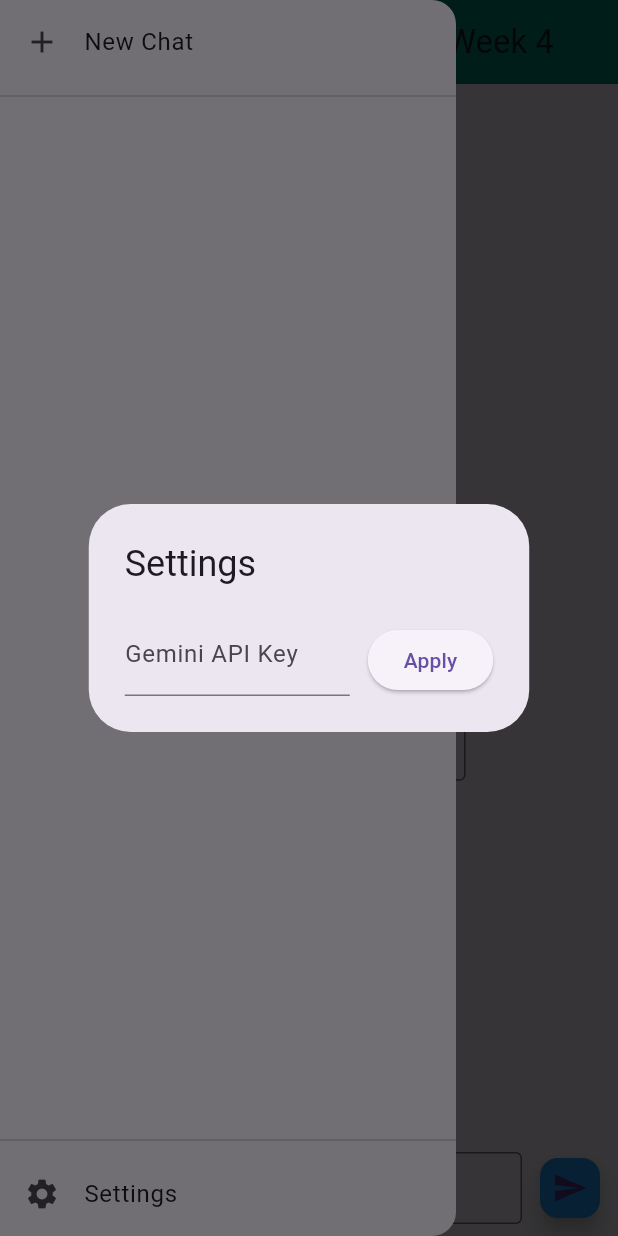
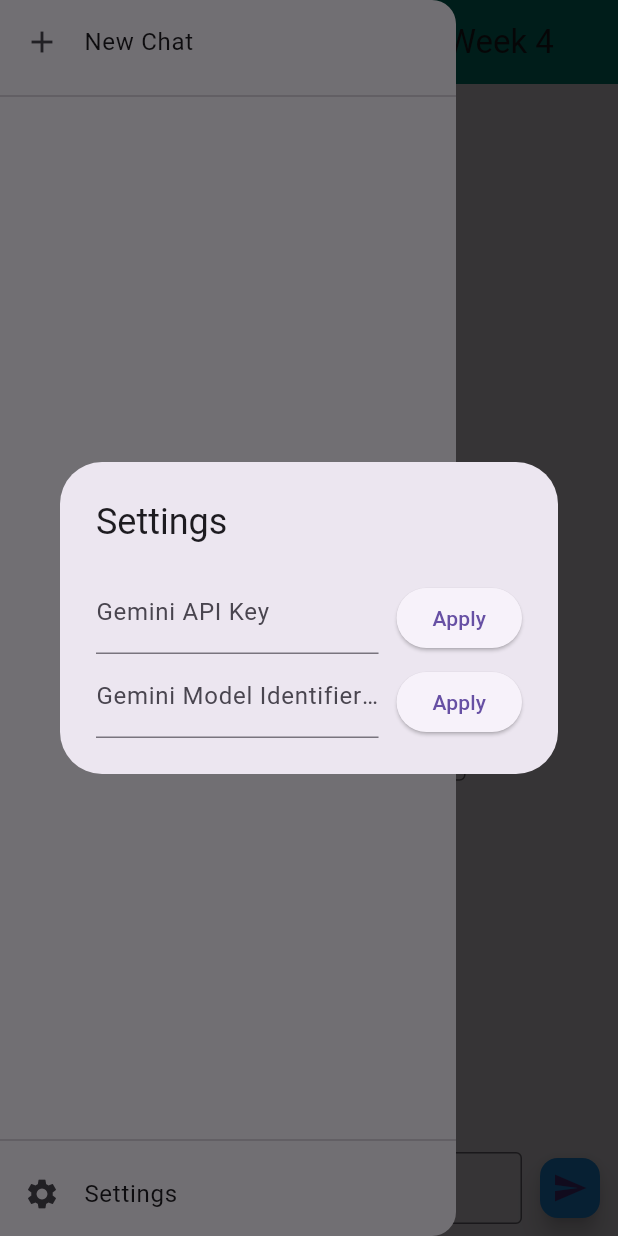
Before and after one commit to jerickrupertisip/AMC_chat_app_multi_turn, a Flutter app: the screen it shows after launch, in the side drawer, after a tap on "Settings", on a phone screen of 412 x 824 dp. Run offline on Flutter 3.47's test engine with Material 3 defaults, Android fonts, the light colour scheme and no system bars; our stand-ins replace flutter_dotenv, flutter_gemini, shared_preferences.

Commit message:
feat: add setting for changing Gemini Model

```diff
--- a/lib/screens/chat_screen.dart
+++ b/lib/screens/chat_screen.dart
@@ -4,6 +4,7 @@
 import "package:chat_ui_lab/widgets/chat_session_entry.dart";
 import "package:chat_ui_lab/widgets/empty_chat.dart";
 import "package:chat_ui_lab/widgets/settings_dialog.dart";
+import "package:flutter/foundation.dart";
 import "package:flutter/material.dart";
 import "package:chat_ui_lab/models/chat_message.dart";
 import "package:chat_ui_lab/widgets/message_bubble.dart";
@@ -35,6 +36,9 @@
   final ScrollController scrollController = ScrollController();
   final TextEditingController _apiKeyController = TextEditingController();
   final TextEditingController _chatInputController = TextEditingController();
+  final TextEditingController _geminiModelInputController =
+      TextEditingController();
+
   bool _isLoading = false;
 
   @override
@@ -123,12 +127,16 @@
         });
 
         if (session.title.isEmpty) {
+          if (kDebugMode) {
+            print("Gemini Model (Prompt): ${GeminiService.model}");
+          }
           var titleResponse = await Gemini.instance.prompt(
             parts: [
               TextPart(GeminiService.chatTitleInstruction),
               TextPart(session.personaInstruction),
               TextPart(userPrompt),
             ],
+            model: GeminiService.model,
           );
           setState(() {
             Content? content = titleResponse?.content;
@@ -151,7 +159,13 @@
           });
         }
 
-        var response = await Gemini.instance.chat(session.messages);
+        if (kDebugMode) {
+          print("Gemini Model (Chat): ${GeminiService.model}");
+        }
+        var response = await Gemini.instance.chat(
+          session.messages,
+          modelName: GeminiService.model,
+        );
 
         setState(() {
           Content? content = response?.content;
@@ -363,7 +377,10 @@
 
               // 3. BOTTOM SECTION (Fixed at the bottom)
               const Divider(),
-              SettingsDialog(apiKeyController: _apiKeyController),
+              SettingsDialog(
+                apiKeyController: _apiKeyController,
+                geminiModelController: _geminiModelInputController,
+              ),
             ],
           ),
         ),
--- a/lib/services/gemini_service.dart
+++ b/lib/services/gemini_service.dart
@@ -6,13 +6,7 @@
 import "package:chat_ui_lab/models/chat_message.dart";
 
 class GeminiService {
-  static final String apiKey =
-      dotenv.env["API_KEY"] ??
-      "<API_KEY>"; // ← Replace with your actual API key!
-  static const String model = "gemini-2.5-flash-lite";
-  static const String apiUrl =
-      "https://generativelanguage.googleapis.com/v1beta/models/$model:generateContent";
-
+  static String model = "gemini-2.5-flash-lite";
   static const String chatTitleInstruction = """Only generate a 2-4 word title in English based on the user's first message. Use a professional, technical tone. Do not use emojis or generic phrases like 'New Chat'.""";
   static const int defaultPersonaID = 0;
   static const String defaultPersona =
--- a/lib/widgets/settings_dialog.dart
+++ b/lib/widgets/settings_dialog.dart
@@ -1,11 +1,44 @@
+import 'package:chat_ui_lab/services/gemini_service.dart';
 import 'package:flutter/foundation.dart';
 import 'package:flutter/material.dart';
 import 'package:flutter_gemini/flutter_gemini.dart';
 
 class SettingsDialog extends StatelessWidget {
   final TextEditingController apiKeyController;
+  final TextEditingController geminiModelController;
 
-  const SettingsDialog({super.key, required this.apiKeyController});
+  const SettingsDialog({
+    super.key,
+    required this.apiKeyController,
+    required this.geminiModelController,
+  });
+
+  Row newInputSetting({
+    required String? labelText,
+    required String hintText,
+    required TextEditingController controller,
+    required Function() onPressed,
+  }) {
+    return Row(
+      crossAxisAlignment: CrossAxisAlignment.end,
+      children: [
+        Expanded(
+          child: ConstrainedBox(
+            constraints: const BoxConstraints(minWidth: 380),
+            child: TextField(
+              controller: controller,
+              decoration: InputDecoration(
+                labelText: labelText,
+                hintText: hintText,
+              ),
+            ),
+          ),
+        ),
+        const SizedBox(width: 12),
+        ElevatedButton(onPressed: onPressed, child: const Text("Apply")),
+      ],
+    );
+  }
 
   @override
   Widget build(BuildContext context) {
@@ -21,33 +54,31 @@
               content: Column(
                 mainAxisSize: MainAxisSize.min,
                 children: [
-                  Row(
-                    crossAxisAlignment: CrossAxisAlignment.end,
-                    children: [
-                      Expanded(
-                        child: ConstrainedBox(
-                          constraints: const BoxConstraints(minWidth: 150),
-                          child: TextField(
-                            controller: apiKeyController,
-                            decoration: const InputDecoration(
+                  newInputSetting(
                     labelText: "Gemini API Key",
                     hintText: "Enter your key",
-                            ),
-                          ),
-                        ),
-                      ),
-                      const SizedBox(width: 12),
-                      ElevatedButton(
+                    controller: apiKeyController,
                     onPressed: () {
                       String apiKey = apiKeyController.text;
                       if (apiKey.isNotEmpty) {
-                            Gemini.reInitialize(apiKey: apiKey, enableDebugging: kDebugMode);
+                        Gemini.reInitialize(
+                          apiKey: apiKey,
+                          enableDebugging: kDebugMode,
+                        );
                         Navigator.pop(context);
                       }
+                      Navigator.pop(context);
                     },
-                        child: const Text("Apply"),
                   ),
-                    ],
+                  newInputSetting(
+                    labelText:
+                        "Gemini Model Identifier (eg. gemini-2.5-flash-lite)",
+                    hintText: "Model Identifier",
+                    controller: geminiModelController,
+                    onPressed: () {
+                      GeminiService.model = geminiModelController.text;
+                      Navigator.pop(context);
+                    },
                   ),
                 ],
               ),
```
Lines whose indentation alone changed are shown as unchanged.
